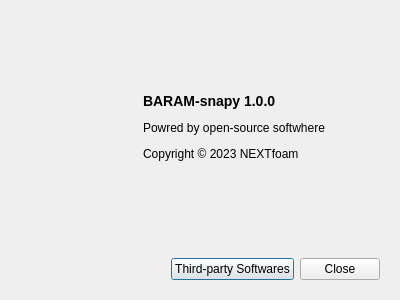
Qt form baramSnappy/view/menu/help/about_dialog.ui (nextfoam/baram) before a commit.
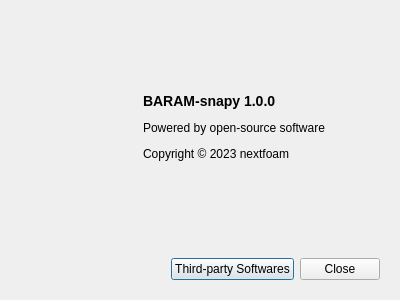
The same form after that commit.

Diff of the .ui file:
```diff
--- a/baramSnappy/view/menu/help/about_dialog.ui
+++ b/baramSnappy/view/menu/help/about_dialog.ui
@@ -92,9 +92,9 @@
         <property name="text">
          <string>&lt;p&gt;&lt;b&gt;&lt;font size=&quot;4&quot;&gt;BARAM-snapy 1.0.0&lt;/font&gt;&lt;/b&gt;&lt;/p&gt;
 
-&lt;p&gt;Powred by open-source softwhere&lt;/p&gt;
+&lt;p&gt;Powered by open-source software&lt;/p&gt;
 
-&lt;p&gt;Copyright &amp;#169; 2023 NEXTfoam&lt;/p&gt;</string>
+&lt;p&gt;Copyright &amp;#169; 2023 nextfoam&lt;/p&gt;</string>
         </property>
        </widget>
       </item>
```
